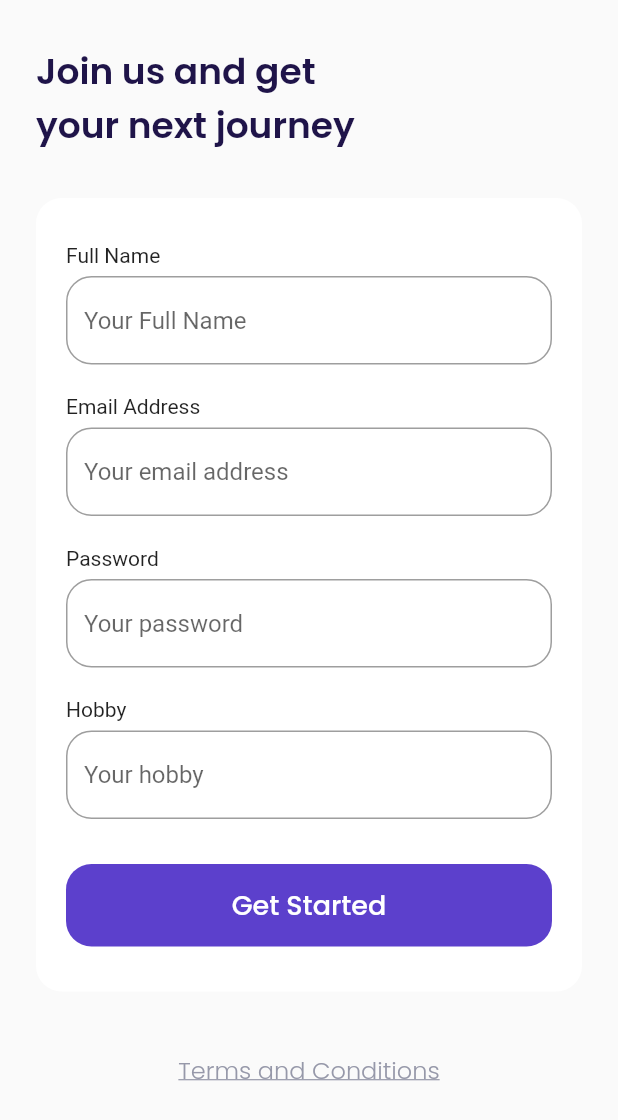
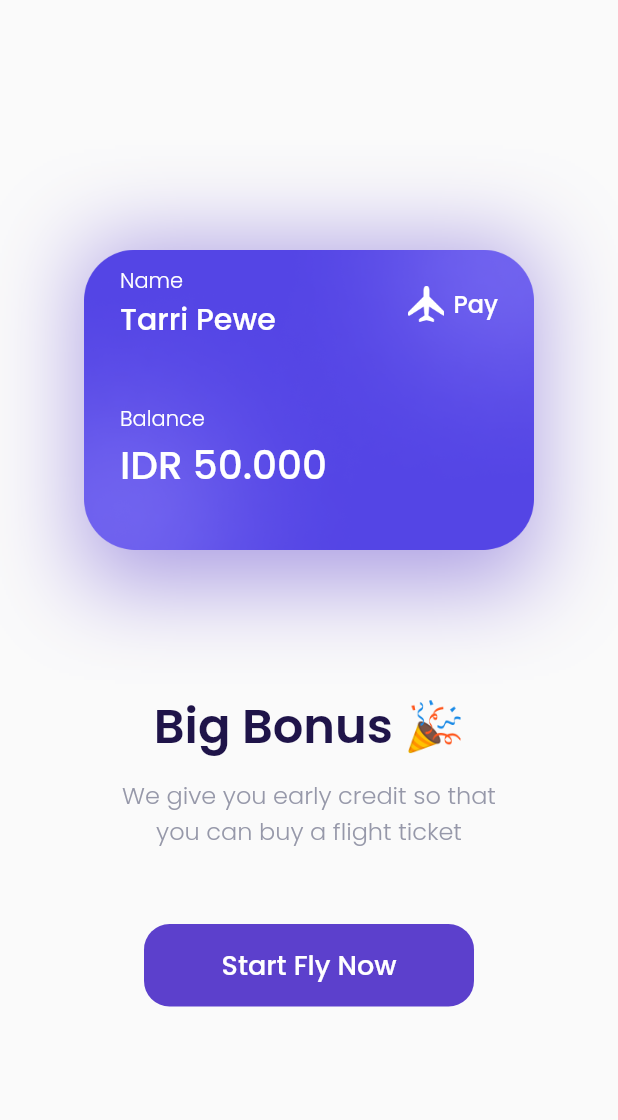
Before and after one commit to galuhraka/Airplane-Flutter, a Flutter app: the SignUpPage screen opened by its route, after a tap on "Get Started", on a phone screen of 412 x 824 dp. Shown: the top 1120 px of the screen. Run offline on Flutter 3.47's test engine with Material 2 defaults, Android fonts, the phone set to English and light mode, and no system bars; our stand-ins replace google_fonts.

Commit message:
Add Bonus Page

```diff
--- a/lib/main.dart
+++ b/lib/main.dart
@@ -1,7 +1,9 @@
 import 'package:flutter/cupertino.dart';
 import 'package:flutter/material.dart';
 
+import 'ui/pages/bonus_page.dart';
 import 'ui/pages/get_started_page.dart';
+import 'ui/pages/main_page.dart';
 import 'ui/pages/sign_up_page.dart';
 import 'ui/pages/splash_page.dart';
 
@@ -18,6 +20,8 @@ class MyApp extends StatelessWidget {
         '/': (context) => SplashPage(),
         '/get-started': (context) => GetStartedPage(),
         '/sign-up': (context) => SignUpPage(),
+        '/bonus': (context) => BonusPage(),
+        '/main': (context) => MainPage(),
       },
     );
   }
--- /dev/null
+++ b/lib/ui/pages/bonus_page.dart
@@ -0,0 +1,174 @@
+import 'dart:developer';
+
+import 'package:airplane/shared/theme.dart';
+import 'package:flutter/material.dart';
+
+class BonusPage extends StatelessWidget {
+  const BonusPage({Key? key}) : super(key: key);
+
+  @override
+  Widget build(BuildContext context) {
+    Widget bonusCard() {
+      return Container(
+        width: 300,
+        height: 227,
+        padding: EdgeInsets.all(
+          defaultMargin,
+        ),
+        decoration: BoxDecoration(
+          image: DecorationImage(
+            image: AssetImage(
+              'assets/image_card.png',
+            ),
+          ),
+          boxShadow: [
+            BoxShadow(
+              color: kPrimaryColor.withOpacity(0.5),
+              blurRadius: 50,
+              offset: Offset(0, 10),
+            ),
+          ],
+        ),
+        child: Column(
+          crossAxisAlignment: CrossAxisAlignment.start,
+          children: [
+            Row(
+              children: [
+                Expanded(
+                  child: Column(
+                    crossAxisAlignment: CrossAxisAlignment.start,
+                    children: [
+                      Text(
+                        'Name',
+                        style: whiteTextStyle.copyWith(
+                          fontWeight: light,
+                        ),
+                      ),
+                      Text(
+                        'Tarri Pewe',
+                        style: whiteTextStyle.copyWith(
+                          fontSize: 20,
+                          fontWeight: medium,
+                        ),
+                      ),
+                    ],
+                  ),
+                ),
+                Container(
+                  width: 24,
+                  height: 24,
+                  margin: EdgeInsets.only(right: 6),
+                  decoration: BoxDecoration(
+                    image: DecorationImage(
+                      image: AssetImage(
+                        'assets/icon_plane.png',
+                      ),
+                    ),
+                  ),
+                ),
+                Text(
+                  'Pay',
+                  style: whiteTextStyle.copyWith(
+                    fontSize: 16,
+                    fontWeight: medium,
+                  ),
+                ),
+              ],
+            ),
+            SizedBox(
+              height: 41,
+            ),
+            Text(
+              'Balance',
+              style: whiteTextStyle.copyWith(
+                fontSize: 14,
+                fontWeight: light,
+              ),
+            ),
+            Text(
+              'IDR 50.000',
+              style: whiteTextStyle.copyWith(
+                fontSize: 26,
+                fontWeight: medium,
+              ),
+            ),
+          ],
+        ),
+      );
+    }
+
+    Widget title() {
+      return Container(
+        margin: EdgeInsets.only(
+          top: 80,
+        ),
+        child: Text(
+          'Big Bonus 🎉',
+          style: blackTextStyle.copyWith(
+            fontSize: 32,
+            fontWeight: semiBold,
+          ),
+        ),
+      );
+    }
+
+    Widget subtitle() {
+      return Container(
+        margin: EdgeInsets.only(
+          top: 10,
+        ),
+        child: Text(
+          'We give you early credit so that\nyou can buy a flight ticket',
+          textAlign: TextAlign.center,
+          style: greyTextStyle.copyWith(
+            fontSize: 16,
+            fontWeight: light,
+          ),
+        ),
+      );
+    }
+
+    Widget startButton() {
+      return Container(
+        width: 220,
+        height: 55,
+        margin: EdgeInsets.only(
+          top: 50,
+        ),
+        child: TextButton(
+          onPressed: () {
+            Navigator.pushNamed(context, '/main');
+          },
+          style: TextButton.styleFrom(
+            backgroundColor: kPrimaryColor,
+            shape: RoundedRectangleBorder(
+              borderRadius: BorderRadius.circular(defaultRadius),
+            ),
+          ),
+          child: Text(
+            'Start Fly Now',
+            style: whiteTextStyle.copyWith(
+              fontSize: 18,
+              fontWeight: medium,
+            ),
+          ),
+        ),
+      );
+    }
+
+    return Scaffold(
+      backgroundColor: kBackgroundColor,
+      body: Center(
+        child: Column(
+          mainAxisAlignment: MainAxisAlignment.center,
+          children: [
+            bonusCard(),
+            title(),
+            subtitle(),
+            startButton(),
+          ],
+        ),
+      ),
+    );
+  }
+}
--- /dev/null
+++ b/lib/ui/pages/main_page.dart
@@ -0,0 +1,10 @@
+import 'package:flutter/material.dart';
+
+class MainPage extends StatelessWidget {
+  const MainPage({Key? key}) : super(key: key);
+
+  @override
+  Widget build(BuildContext context) {
+    return Scaffold();
+  }
+}
--- a/lib/ui/pages/sign_up_page.dart
+++ b/lib/ui/pages/sign_up_page.dart
@@ -144,7 +144,9 @@ class SignUpPage extends StatelessWidget {
           width: double.infinity,
           height: 55,
           child: TextButton(
-            onPressed: () {},
+            onPressed: () {
+              Navigator.pushNamed(context, "/bonus");
+            },
             style: TextButton.styleFrom(
               backgroundColor: kPrimaryColor,
               shape: RoundedRectangleBorder(
```
